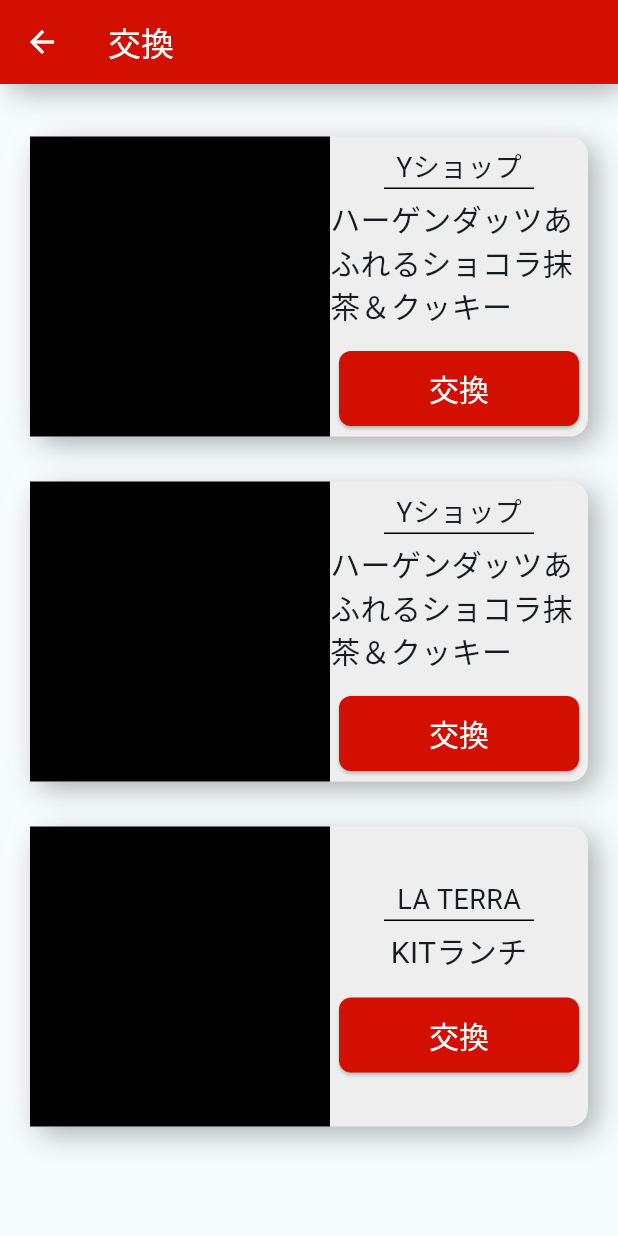
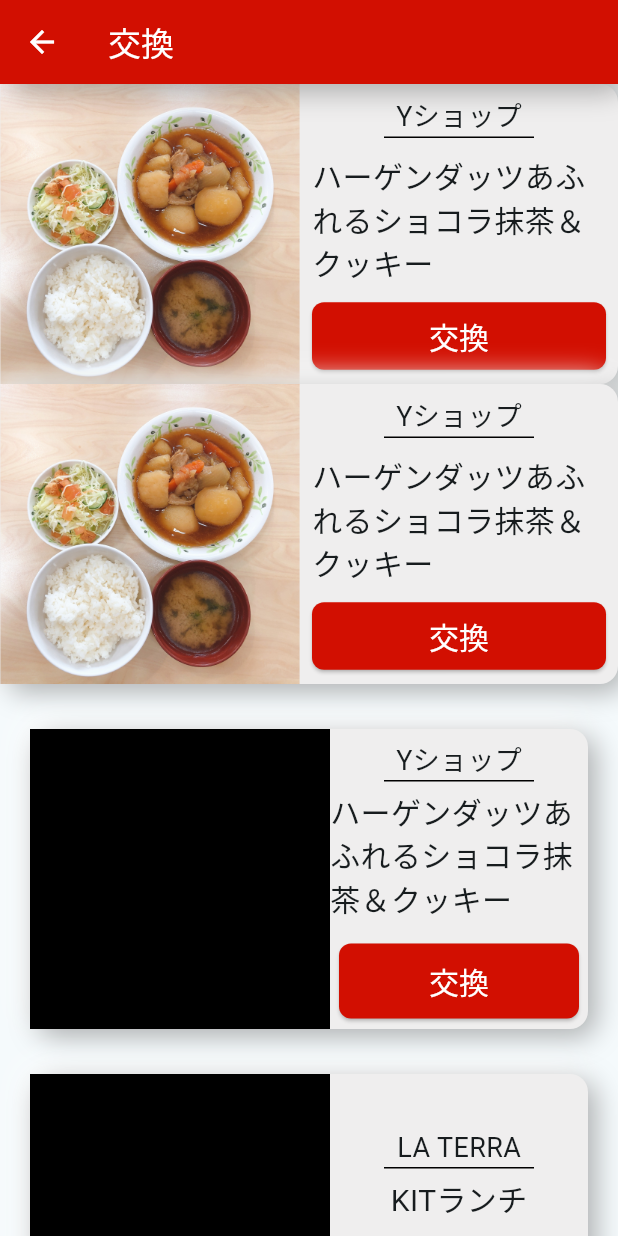
Before and after one commit to nyagasan/pd_app_new, a Flutter app: the ScaffoldExchangePage screen opened by its route, on a phone screen of 412 x 824 dp. Run offline on Flutter 3.47's test engine with Material 3 defaults, Android fonts, the phone set to English and light mode, and no system bars.

Commit message:
refact: 交換商品カードのリファクト

```diff
--- a/lib/pages/exchange_page.dart
+++ b/lib/pages/exchange_page.dart
@@ -6,10 +6,8 @@ class ExchangePage extends StatelessWidget {
   Widget build(BuildContext context) {
     return ListView(
       children: [
-        Padding(
-          //一番上
-          padding: const EdgeInsets.only(top: 35, right: 20, left: 20),
-          child: Container(
+        // 交換商品カード
+        Container(
           decoration: BoxDecoration(
             color: const Color.fromARGB(255, 239, 238, 238),
             borderRadius: BorderRadius.circular(12),
@@ -30,15 +28,19 @@ class ExchangePage extends StatelessWidget {
           child: Row(
             mainAxisAlignment: MainAxisAlignment.spaceBetween,
             children: [
-                Container(
+              // 商品画像
+              Image.asset(
+                'assets/images/exc_item5.png',
                 width: 200,
                 height: 200,
-                  color: Colors.black,
               ),
               Expanded(
+                child: Padding(
+                  padding: const EdgeInsets.all(8),
                   child: Column(
                     mainAxisAlignment: MainAxisAlignment.center,
                     children: [
+                      // 交換店舗名
                       Text('Yショップ', style: TextStyle(fontSize: 18)),
                       Container(
                         //下線
@@ -46,22 +48,29 @@ class ExchangePage extends StatelessWidget {
                         width: 100,
                         color: Colors.black,
                       ),
-                      SizedBox(height: 5),
-                      Text('ハーゲンダッツあふれるショコラ抹茶＆クッキー',
-                          style: TextStyle(fontSize: 20)),
-                      SizedBox(height: 16),
+                      Spacer(),
+                      // 商品名
+                      Text(
+                        'ハーゲンダッツあふれるショコラ抹茶＆クッキー',
+                        style: TextStyle(fontSize: 20),
+                        overflow: TextOverflow.ellipsis,
+                        maxLines: 3,
+                      ),
+                      Spacer(),
                       ElevatedButton(
                         onPressed: () {},
+                        child: Expanded(
                           child: Text('交換',
                               style: TextStyle(
                                 color: Colors.white,
                                 fontSize: 20,
                               )),
+                        ),
                         style: ElevatedButton.styleFrom(
                           shape: RoundedRectangleBorder(
                             borderRadius: BorderRadius.circular(8),
                           ),
-                          minimumSize: Size(160, 50), //ボタンの幅と高さ
+                          minimumSize: Size(300, 45), //ボタンの幅と高さ
                           backgroundColor:
                               const Color.fromARGB(255, 210, 15, 1),
                         ),
@@ -69,8 +78,83 @@ class ExchangePage extends StatelessWidget {
                     ],
                   ),
                 ),
+              ),
             ],
           ),
+        ),
+        Container(
+          decoration: BoxDecoration(
+            color: const Color.fromARGB(255, 239, 238, 238),
+            borderRadius: BorderRadius.circular(12),
+            boxShadow: [
+              BoxShadow(
+                color: Colors.white,
+                offset: Offset(-5, -5),
+                blurRadius: 15,
+              ),
+              BoxShadow(
+                color: Colors.black.withOpacity(0.3),
+                offset: Offset(5, 5),
+                blurRadius: 15,
+              ),
+            ],
+          ),
+          height: 200,
+          child: Row(
+            mainAxisAlignment: MainAxisAlignment.spaceBetween,
+            children: [
+              // 商品画像
+              Image.asset(
+                'assets/images/exc_item5.png',
+                width: 200,
+                height: 200,
+              ),
+              Expanded(
+                child: Padding(
+                  padding: const EdgeInsets.all(8),
+                  child: Column(
+                    mainAxisAlignment: MainAxisAlignment.center,
+                    children: [
+                      // 交換店舗名
+                      Text('Yショップ', style: TextStyle(fontSize: 18)),
+                      Container(
+                        //下線
+                        height: 1,
+                        width: 100,
+                        color: Colors.black,
+                      ),
+                      Spacer(),
+                      // 商品名
+                      Text(
+                        'ハーゲンダッツあふれるショコラ抹茶＆クッキー',
+                        style: TextStyle(fontSize: 20),
+                        overflow: TextOverflow.ellipsis,
+                        maxLines: 3,
+                      ),
+                      Spacer(),
+                      ElevatedButton(
+                        onPressed: () {},
+                        child: Expanded(
+                          child: Text('交換',
+                              style: TextStyle(
+                                color: Colors.white,
+                                fontSize: 20,
+                              )),
+                        ),
+                        style: ElevatedButton.styleFrom(
+                          shape: RoundedRectangleBorder(
+                            borderRadius: BorderRadius.circular(8),
+                          ),
+                          minimumSize: Size(300, 45), //ボタンの幅と高さ
+                          backgroundColor:
+                              const Color.fromARGB(255, 210, 15, 1),
+                        ),
+                      ),
+                    ],
+                  ),
+                ),
+              ),
+            ],
           ),
         ),
         Padding(
```
Also changed, not shown: assets/images/exc_item5.png (added). Lines whose indentation alone changed are shown as unchanged.
